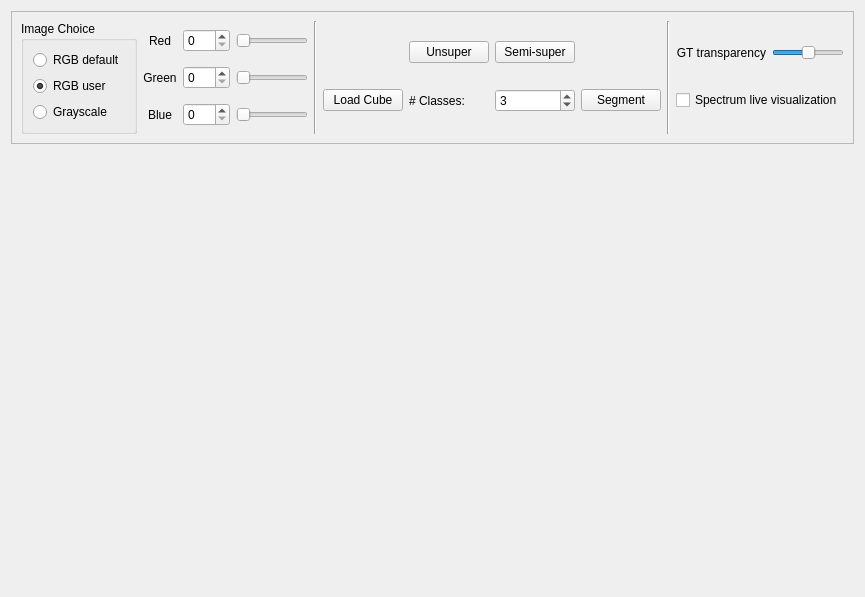
The window that ground_truth/ground_truth_window.ui (Llanik/Hypertool) describes before a commit, drawn with Qt 5.
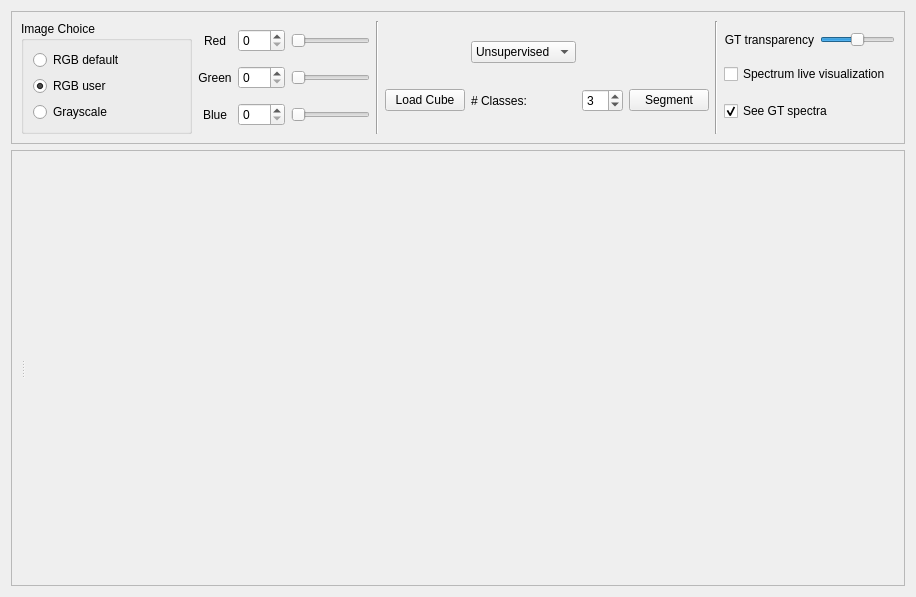
The same window after the commit.

Commit message: Ground truth tool : ok for rgb visualisation + live spectrum

The edit to the form file:
```diff
--- a/ground_truth/ground_truth_window.ui
+++ b/ground_truth/ground_truth_window.ui
@@ -6,11 +6,11 @@
    <rect>
     <x>0</x>
     <y>0</y>
-    <width>865</width>
+    <width>916</width>
     <height>597</height>
    </rect>
   </property>
-  <layout class="QVBoxLayout" name="verticalLayout" stretch="1,2,2">
+  <layout class="QVBoxLayout" name="verticalLayout" stretch="1,6">
    <item>
     <widget class="QFrame" name="frame">
      <property name="autoFillBackground">
@@ -22,22 +22,22 @@
      <property name="frameShadow">
       <enum>QFrame::Raised</enum>
      </property>
-     <layout class="QHBoxLayout" name="horizontalLayout_2">
+     <layout class="QHBoxLayout" name="horizontalLayout_2" stretch="2,2,1,2,1,2">
       <item>
-       <widget class="QGroupBox" name="groupBox_image_type_3">
+       <widget class="QGroupBox" name="groupBox_image_type">
         <property name="title">
          <string>Image Choice</string>
         </property>
         <layout class="QVBoxLayout" name="verticalLayout_5">
          <item>
-          <widget class="QRadioButton" name="radioButton_rgb_default_3">
+          <widget class="QRadioButton" name="radioButton_rgb_default">
            <property name="text">
             <string>RGB default</string>
            </property>
           </widget>
          </item>
          <item>
-          <widget class="QRadioButton" name="radioButton_rgb_user_3">
+          <widget class="QRadioButton" name="radioButton_rgb_user">
            <property name="enabled">
             <bool>true</bool>
            </property>
@@ -50,7 +50,7 @@
           </widget>
          </item>
          <item>
-          <widget class="QRadioButton" name="radioButton_grayscale_3">
+          <widget class="QRadioButton" name="radioButton_grayscale">
            <property name="text">
             <string>Grayscale</string>
            </property>
@@ -62,7 +62,7 @@
       <item>
        <layout class="QGridLayout" name="gridLayout_RGBchannels_3">
         <item row="1" column="2">
-         <widget class="QSlider" name="horizontalSlider_green_channel_3">
+         <widget class="QSlider" name="horizontalSlider_green_channel">
           <property name="maximum">
            <number>149</number>
           </property>
@@ -75,7 +75,7 @@
          </widget>
         </item>
         <item row="0" column="2">
-         <widget class="QSlider" name="horizontalSlider_red_channel_3">
+         <widget class="QSlider" name="horizontalSlider_red_channel">
           <property name="minimumSize">
            <size>
             <width>60</width>
@@ -94,7 +94,7 @@
          </widget>
         </item>
         <item row="2" column="2">
-         <widget class="QSlider" name="horizontalSlider_blue_channel_3">
+         <widget class="QSlider" name="horizontalSlider_blue_channel">
           <property name="maximum">
            <number>149</number>
           </property>
@@ -107,7 +107,7 @@
          </widget>
         </item>
         <item row="0" column="0">
-         <widget class="QLabel" name="label_red_channel_3">
+         <widget class="QLabel" name="label_red_channel">
           <property name="text">
            <string>Red</string>
           </property>
@@ -117,7 +117,7 @@
          </widget>
         </item>
         <item row="1" column="1">
-         <widget class="QSpinBox" name="spinBox_green_channel_3">
+         <widget class="QSpinBox" name="spinBox_green_channel">
           <property name="maximum">
            <number>149</number>
           </property>
@@ -127,7 +127,7 @@
          </widget>
         </item>
         <item row="0" column="1">
-         <widget class="QSpinBox" name="spinBox_red_channel_3">
+         <widget class="QSpinBox" name="spinBox_red_channel">
           <property name="maximum">
            <number>149</number>
           </property>
@@ -140,7 +140,7 @@
          </widget>
         </item>
         <item row="1" column="0">
-         <widget class="QLabel" name="label_green_channel_3">
+         <widget class="QLabel" name="label_green_channel">
           <property name="text">
            <string>Green</string>
           </property>
@@ -150,7 +150,7 @@
          </widget>
         </item>
         <item row="2" column="1">
-         <widget class="QSpinBox" name="spinBox_blue_channel_3">
+         <widget class="QSpinBox" name="spinBox_blue_channel">
           <property name="maximum">
            <number>149</number>
           </property>
@@ -160,7 +160,7 @@
          </widget>
         </item>
         <item row="2" column="0">
-         <widget class="QLabel" name="label_blue_channel_3">
+         <widget class="QLabel" name="label_blue_channel">
           <property name="text">
            <string>Blue</string>
           </property>
@@ -193,6 +193,13 @@
           </property>
          </widget>
         </item>
+        <item row="2" column="0">
+         <widget class="QPushButton" name="load_btn">
+          <property name="text">
+           <string>Load Cube</string>
+          </property>
+         </widget>
+        </item>
         <item row="2" column="3">
          <widget class="QLabel" name="nclass_label">
           <property name="text">
@@ -200,20 +207,6 @@
           </property>
          </widget>
         </item>
-        <item row="0" column="4">
-         <widget class="QPushButton" name="ss_btn">
-          <property name="text">
-           <string>Semi-super</string>
-          </property>
-         </widget>
-        </item>
-        <item row="0" column="3">
-         <widget class="QPushButton" name="unsup_btn">
-          <property name="text">
-           <string>Unsuper</string>
-          </property>
-         </widget>
-        </item>
         <item row="2" column="5">
          <widget class="QPushButton" name="run_btn">
           <property name="text">
@@ -221,11 +214,18 @@
           </property>
          </widget>
         </item>
-        <item row="2" column="0">
-         <widget class="QPushButton" name="load_btn">
+        <item row="0" column="3">
+         <widget class="QComboBox" name="comboBox_ClassifMode">
+          <item>
           <property name="text">
-           <string>Load Cube</string>
-          </property>
+            <string>Unsupervised</string>
+           </property>
+          </item>
+          <item>
+           <property name="text">
+            <string>Supervised</string>
+           </property>
+          </item>
          </widget>
         </item>
        </layout>
@@ -239,28 +239,6 @@
       </item>
       <item>
        <layout class="QGridLayout" name="gridLayout_4">
-        <item row="1" column="3">
-         <widget class="QSlider" name="horizontalSlider_transparency_GT_3">
-          <property name="minimumSize">
-           <size>
-            <width>60</width>
-            <height>0</height>
-           </size>
-          </property>
-          <property name="maximum">
-           <number>100</number>
-          </property>
-          <property name="value">
-           <number>50</number>
-          </property>
-          <property name="sliderPosition">
-           <number>50</number>
-          </property>
-          <property name="orientation">
-           <enum>Qt::Horizontal</enum>
-          </property>
-         </widget>
-        </item>
         <item row="1" column="2">
          <widget class="QLabel" name="label_GT_3">
           <property name="text">
@@ -271,6 +249,28 @@
           </property>
          </widget>
         </item>
+        <item row="1" column="3">
+         <widget class="QSlider" name="horizontalSlider_transparency_GT">
+          <property name="minimumSize">
+           <size>
+            <width>60</width>
+            <height>0</height>
+           </size>
+          </property>
+          <property name="maximum">
+           <number>100</number>
+          </property>
+          <property name="value">
+           <number>50</number>
+          </property>
+          <property name="sliderPosition">
+           <number>50</number>
+          </property>
+          <property name="orientation">
+           <enum>Qt::Horizontal</enum>
+          </property>
+         </widget>
+        </item>
         <item row="2" column="2" colspan="2">
          <widget class="QCheckBox" name="live_cb">
           <property name="text">
@@ -278,13 +278,37 @@
           </property>
          </widget>
         </item>
+        <item row="3" column="2" colspan="2">
+         <widget class="QCheckBox" name="checkBox_seeGTspectra">
+          <property name="text">
+           <string>See GT spectra</string>
+          </property>
+          <property name="checked">
+           <bool>true</bool>
+          </property>
+         </widget>
+        </item>
        </layout>
       </item>
      </layout>
     </widget>
    </item>
    <item>
-    <layout class="QHBoxLayout" name="viewLayout">
+    <widget class="QFrame" name="frame_2">
+     <property name="frameShape">
+      <enum>QFrame::StyledPanel</enum>
+     </property>
+     <property name="frameShadow">
+      <enum>QFrame::Raised</enum>
+     </property>
+     <layout class="QHBoxLayout" name="horizontalLayout_4">
+      <item>
+       <widget class="QSplitter" name="splitter">
+        <property name="orientation">
+         <enum>Qt::Horizontal</enum>
+        </property>
+        <widget class="QWidget" name="verticalLayoutWidget">
+         <layout class="QVBoxLayout" name="verticalLayout_2">
      <item>
       <widget class="QWidget" name="viewer_left" native="true">
        <property name="toolTip">
@@ -300,12 +324,15 @@
       </widget>
      </item>
     </layout>
-   </item>
-   <item>
+        </widget>
     <widget class="QWidget" name="spec_canvas" native="true">
      <property name="toolTip">
       <string>Promote to FigureCanvas</string>
      </property>
+        </widget>
+       </widget>
+      </item>
+     </layout>
     </widget>
    </item>
   </layout>
```
Lines whose indentation alone changed are shown as unchanged. The commit also changes 14 other files.
